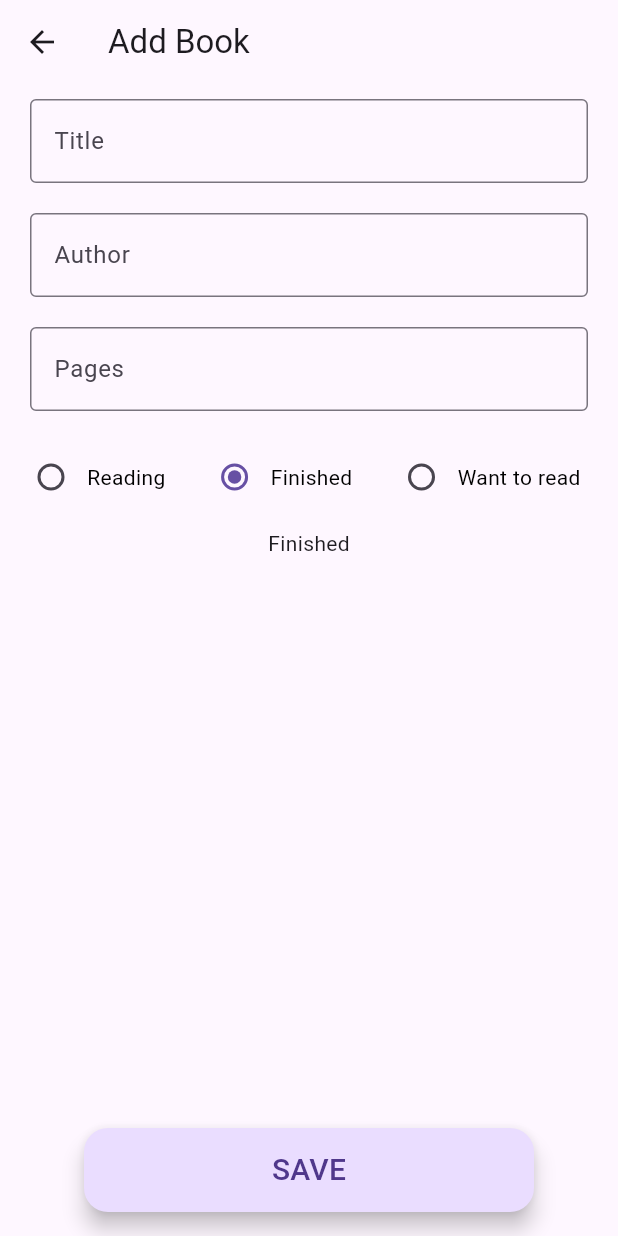
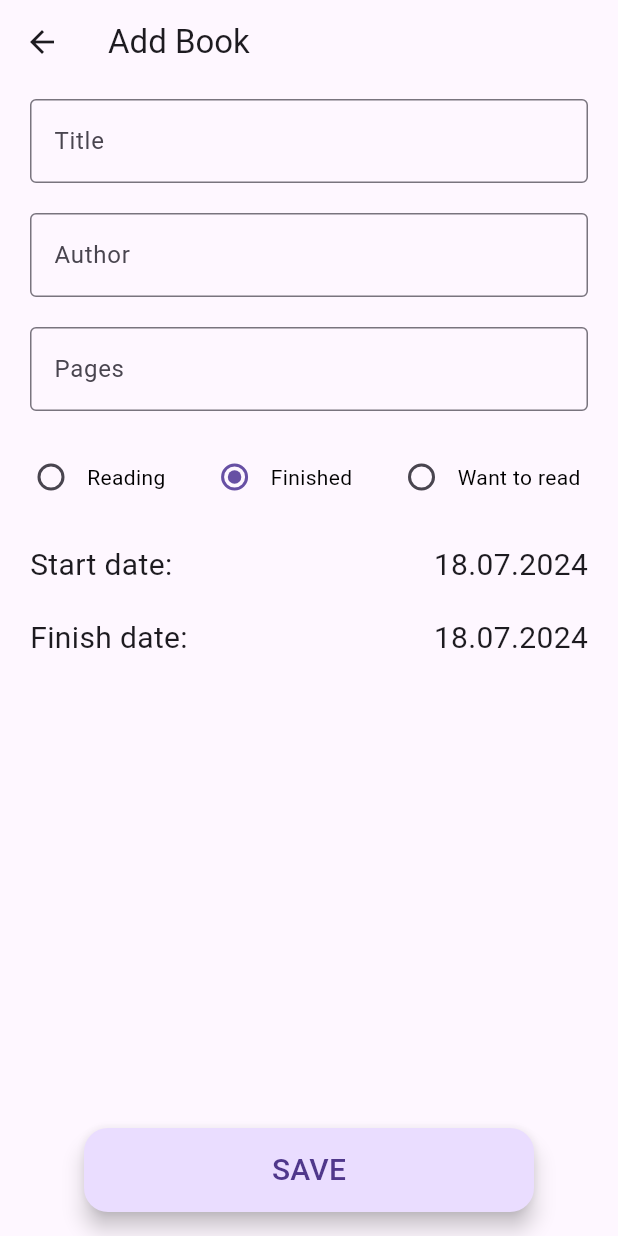
Before and after one commit to ozarski/BookTrackerFlutter, a Flutter app: the AddBookScreen screen opened by its route, after a tap on "Finished", on a phone screen of 412 x 824 dp. Run offline on Flutter 3.47's test engine with Material 3 defaults, Android fonts, the light colour scheme and no system bars.

Commit message:
Prototype add new book screen UI

```diff
--- a/lib/models/book.dart
+++ b/lib/models/book.dart
@@ -3,17 +3,59 @@ class Book {
   String author;
   int pages;
   BookStatus status = BookStatus.reading;
-
+  DateTime? startDate;
+  DateTime? finishDate;
 
   Book({
     required this.title,
     required this.author,
     required this.pages,
+    this.startDate,
+    this.finishDate,
   });
+
+  void setStartDate(DateTime startDate) {
+    //TODO("Add better date validation");
+    if(status != BookStatus.reading && status != BookStatus.finished) {
+      return;
+    }
+    if(status == BookStatus.finished && startDate.isAfter(finishDate!)) {
+      return;
+    }
+    this.startDate = startDate;
+  }
+
+  void setFinishDate(DateTime finishDate) {
+    if(status != BookStatus.finished) {
+      return;
+    }
+    if(startDate != null && finishDate.isBefore(startDate!)) {
+      throw Exception('Finish date cannot be before start date');
+    }
+    this.finishDate = finishDate;
+  }
+
+  void setStatus(BookStatus status) {
+    this.status = status;
+    if(status == BookStatus.finished && finishDate == null) {
+      finishDate = startDate ?? DateTime.now();
+    } else if(status == BookStatus.reading && startDate == null) {
+      startDate = DateTime.now();
+    }else if (finishDate != null && startDate != null && finishDate!.isBefore(startDate!)) {
+      finishDate = startDate;
+    }
+  }
 
   @override
   String toString() {
-    return 'Book{title: $title, author: $author, pages: $pages, status: $status}';
+    return 'Book{\ntitle: $title, \nauthor: $author, \npages: $pages, '
+    '\nstatus: $status\nstartDate: $startDate, \nfinishDate: $finishDate\n}';
+  }
+
+  static Book addBookInit() {
+    var book = Book(title: '', author: '', pages: 0);
+    book.setStatus(BookStatus.reading);
+    return book;
   }
 }
 
--- a/lib/providers/new_book_model.dart
+++ b/lib/providers/new_book_model.dart
@@ -2,11 +2,7 @@ import 'package:book_tracker/models/book.dart';
 import 'package:flutter/material.dart';
 
 class NewBookModel extends ChangeNotifier {
-  final Book _book = Book(
-    title: '',
-    author: '',
-    pages: 0,
-  );
+  final Book _book = Book.addBookInit();
 
   Book get book => _book;
 
@@ -25,8 +21,18 @@ class NewBookModel extends ChangeNotifier {
     notifyListeners();
   }
 
+  void setStartDate(DateTime startDate) {
+    _book.setStartDate(startDate);
+    notifyListeners();
+  }
+
+  void setFinishDate(DateTime finishDate) {
+    _book.setFinishDate(finishDate);
+    notifyListeners();
+  }
+
   void setStatus(BookStatus status) {
-    _book.status = status;
+    _book.setStatus(status);
     notifyListeners();
   }
 }
--- a/lib/widgets/add_book_date_pickers.dart
+++ b/lib/widgets/add_book_date_pickers.dart
@@ -1,5 +1,7 @@
 import 'package:book_tracker/models/book.dart';
 import 'package:book_tracker/providers/new_book_model.dart';
+import 'package:book_tracker/widgets/finish_date_picker_widget.dart';
+import 'package:book_tracker/widgets/start_date_picker_widget.dart';
 import 'package:flutter/material.dart';
 import 'package:provider/provider.dart';
 
@@ -16,11 +18,20 @@ class _NewBookDatesState extends State<NewBookDates> {
     return Consumer<NewBookModel>(
       builder: (context, newBookModel, child) {
         if (newBookModel.book.status == BookStatus.reading) {
-          return const Text('Reading');
+          return const Column(
+            mainAxisAlignment: MainAxisAlignment.start,
+            children: [
+            StartDatePickerWidget(),
+          ],);
         } else if (newBookModel.book.status == BookStatus.finished) {
-          return const Text('Finished');
+          return const Column(
+            mainAxisAlignment: MainAxisAlignment.start,
+            children: [
+            StartDatePickerWidget(),
+            FinishDatePickerWidget(title: 'Finish date:'),
+          ],);
         }
-        return const Text('Want to read');
+        return Container();
       },
     );
   }
--- /dev/null
+++ b/lib/widgets/finish_date_picker_widget.dart
@@ -0,0 +1,54 @@
+import 'package:book_tracker/models/book.dart';
+import 'package:book_tracker/providers/new_book_model.dart';
+import 'package:flutter/material.dart';
+import 'package:provider/provider.dart';
+import 'package:intl/intl.dart';
+
+class FinishDatePickerWidget extends StatelessWidget {
+  const FinishDatePickerWidget({super.key});
+
+  @override
+  Widget build(BuildContext context) {
+    return Consumer<NewBookModel>(
+      builder: (context, newBookModel, child) {
+        DateTime date = newBookModel.book.finishDate ??
+            newBookModel.book.startDate ??
+            DateTime.now();
+        var formattedDate = DateFormat('dd.MM.yyyy').format(date);
+
+        return Padding(
+          padding: const EdgeInsets.symmetric(horizontal: 20, vertical: 10),
+          child: InkWell(
+            onTap: () async {
+              DateTime? pickedDate =
+                  await setUpDatePicker(newBookModel, context);
+              if (pickedDate != null) {
+                newBookModel.setFinishDate(pickedDate);
+              }
+            },
+            child: Row(
+              mainAxisAlignment: MainAxisAlignment.spaceBetween,
+              children: [
+                const Text("Finish date:", style: TextStyle(fontSize: 20)),
+                Text(formattedDate, style: const TextStyle(fontSize: 20)),
+              ],
+            ),
+          ),
+        );
+      },
+    );
+  }
+
+  Future<DateTime?> setUpDatePicker(
+      NewBookModel bookModel, BuildContext context) async {
+    if (bookModel.book.status == BookStatus.finished) {
+      return await showDatePicker(
+        context: context,
+        initialDate: bookModel.book.finishDate,
+        firstDate: bookModel.book.startDate ?? DateTime.now(),
+        lastDate: DateTime(2101),
+      );
+    }
+    return null;
+  }
+}
--- /dev/null
+++ b/lib/widgets/start_date_picker_widget.dart
@@ -0,0 +1,58 @@
+import 'package:book_tracker/models/book.dart';
+import 'package:book_tracker/providers/new_book_model.dart';
+import 'package:flutter/material.dart';
+import 'package:provider/provider.dart';
+import 'package:intl/intl.dart';
+
+class StartDatePickerWidget extends StatelessWidget {
+  const StartDatePickerWidget({super.key});
+
+  @override
+  Widget build(BuildContext context) {
+    return Consumer<NewBookModel>(
+      builder: (context, newBookModel, child) {
+        DateTime date = newBookModel.book.startDate ?? DateTime.now();
+        var formattedDate = DateFormat('dd.MM.yyyy').format(date);
+
+        return Padding(
+          padding: const EdgeInsets.symmetric(horizontal: 20, vertical: 10),
+          child: InkWell(
+            onTap: () async {
+              DateTime? pickedDate = await setUpDatePicker(newBookModel, context);
+              if (pickedDate != null) {
+                newBookModel.setStartDate(pickedDate);
+              }
+            },
+            child: Row(
+              mainAxisAlignment: MainAxisAlignment.spaceBetween,
+              children: [
+                const Text("Start date:", style: TextStyle(fontSize: 20)),
+                Text(formattedDate, style: const TextStyle(fontSize: 20)),
+              ],
+            ),
+          ),
+        );
+      },
+    );
+  }
+
+  Future<DateTime?> setUpDatePicker(
+      NewBookModel bookModel, BuildContext context) async {
+    if (bookModel.book.status == BookStatus.reading) {
+      return await showDatePicker(
+        context: context,
+        initialDate: bookModel.book.startDate,
+        firstDate: DateTime(2000),
+        lastDate: DateTime(2101),
+      );
+    } else if (bookModel.book.status == BookStatus.finished) {
+      return await showDatePicker(
+        context: context,
+        initialDate: bookModel.book.startDate,
+        firstDate: DateTime(2000),
+        lastDate: bookModel.book.finishDate ?? DateTime(2101),
+      );
+    }
+    return null;
+  }
+}
--- a/lib/widgets/status_selection_radio_buttons.dart
+++ b/lib/widgets/status_selection_radio_buttons.dart
@@ -13,7 +13,6 @@ class StatusSelectionRadioButtons extends StatefulWidget {
 
 class StatusSelectionRadioButtonsState
     extends State<StatusSelectionRadioButtons> {
-  BookStatus? _status = BookStatus.reading;
 
   @override
   Widget build(BuildContext context) {
@@ -21,6 +20,7 @@ class StatusSelectionRadioButtonsState
       padding: const EdgeInsets.only(right: 25, left: 10),
       child: Consumer<NewBookModel>(
         builder: (context, newBookModel, child) {
+          BookStatus? status = newBookModel.book.status;
           return Row(
             mainAxisAlignment: MainAxisAlignment.spaceBetween,
             children: [
@@ -28,16 +28,16 @@ class StatusSelectionRadioButtonsState
                 splashColor: Colors.transparent,
                 highlightColor: Colors.transparent,
                 onTap: () {
-                  setState(() => _status = BookStatus.reading);
+                  setState(() => status = BookStatus.reading);
                   newBookModel.setStatus(BookStatus.reading);
                 },
                 child: Row(
                   children: [
                     Radio<BookStatus>(
                         value: BookStatus.reading,
-                        groupValue: _status,
+                        groupValue: status,
                         onChanged: (status) {
-                          setState(() => _status = status);
+                          setState(() => status = status);
                           newBookModel.setStatus(status!);
                         }),
                     const Text(
@@ -51,16 +51,16 @@ class StatusSelectionRadioButtonsState
                 splashColor: Colors.transparent,
                 highlightColor: Colors.transparent,
                 onTap: () {
-                  setState(() => _status = BookStatus.finished);
+                  setState(() => status = BookStatus.finished);
                   newBookModel.setStatus(BookStatus.finished);
                 },
                 child: Row(
                   children: [
                     Radio<BookStatus>(
                         value: BookStatus.finished,
-                        groupValue: _status,
+                        groupValue: status,
                         onChanged: (status) {
-                          setState(() => _status = status);
+                          setState(() => status = status);
                           newBookModel.setStatus(status!);
                         }),
                     const Text(
@@ -74,16 +74,16 @@ class StatusSelectionRadioButtonsState
                 splashColor: Colors.transparent,
                 highlightColor: Colors.transparent,
                 onTap: () {
-                  setState(() => _status = BookStatus.wantToRead);
+                  setState(() => status = BookStatus.wantToRead);
                   newBookModel.setStatus(BookStatus.wantToRead);
                 },
                 child: Row(
                   children: [
                     Radio<BookStatus>(
                         value: BookStatus.wantToRead,
-                        groupValue: _status,
+                        groupValue: status,
                         onChanged: (status) {
-                          setState(() => _status = status);
+                          setState(() => status = status);
                           newBookModel.setStatus(status!);
                         }),
                     const Text(
--- a/pubspec.yaml
+++ b/pubspec.yaml
@@ -9,6 +9,7 @@ environment:
 dependencies:
   flutter:
     sdk: flutter
+  intl: ^0.19.0
   provider: ^6.1.2
 
 dev_dependencies:
```
Also changed, not shown: pubspec.lock.
